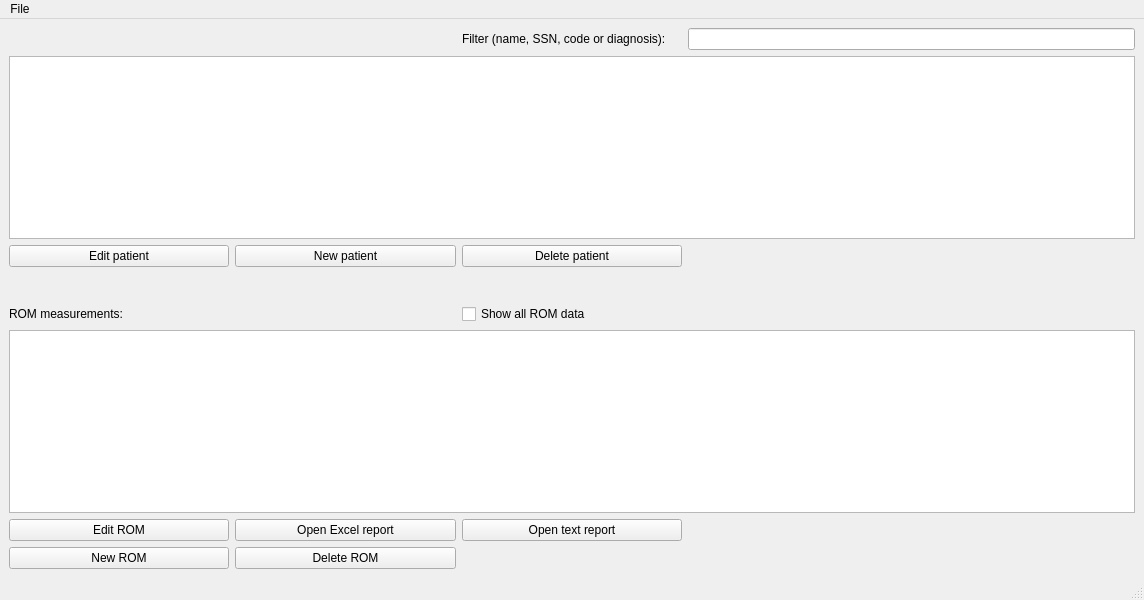
NCH-Motion-Laboratory/gaitbase, file gaitbase/patients.ui: the form before one commit.
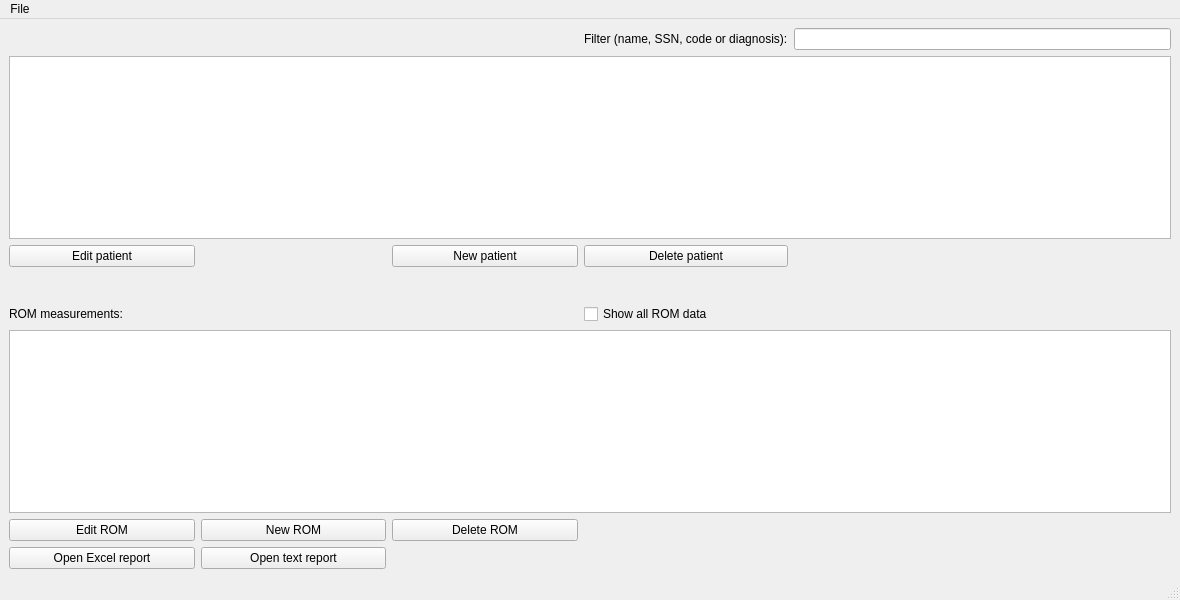
The form after the commit.

Commit message: error handling

The edit to the form file:
```diff
--- a/gaitbase/patients.ui
+++ b/gaitbase/patients.ui
@@ -6,7 +6,7 @@
    <rect>
     <x>0</x>
     <y>0</y>
-    <width>1144</width>
+    <width>1180</width>
     <height>600</height>
    </rect>
   </property>
@@ -17,6 +17,42 @@
    <layout class="QHBoxLayout" name="horizontalLayout">
     <item>
      <layout class="QGridLayout" name="gridLayout">
+      <item row="4" column="3">
+       <widget class="QCheckBox" name="cbShowAllROM">
+        <property name="text">
+         <string>Show all ROM data</string>
+        </property>
+       </widget>
+      </item>
+      <item row="0" column="4" colspan="2">
+       <widget class="QLineEdit" name="lineEdit">
+        <property name="sizePolicy">
+         <sizepolicy hsizetype="Preferred" vsizetype="Fixed">
+          <horstretch>0</horstretch>
+          <verstretch>0</verstretch>
+         </sizepolicy>
+        </property>
+       </widget>
+      </item>
+      <item row="5" column="0" colspan="6">
+       <widget class="QTableView" name="tvROM">
+        <property name="editTriggers">
+         <set>QAbstractItemView::NoEditTriggers</set>
+        </property>
+        <property name="selectionMode">
+         <enum>QAbstractItemView::SingleSelection</enum>
+        </property>
+        <property name="selectionBehavior">
+         <enum>QAbstractItemView::SelectRows</enum>
+        </property>
+        <property name="sortingEnabled">
+         <bool>true</bool>
+        </property>
+        <attribute name="verticalHeaderVisible">
+         <bool>false</bool>
+        </attribute>
+       </widget>
+      </item>
       <item row="6" column="0">
        <widget class="QPushButton" name="btnOpenROM">
         <property name="text">
@@ -24,14 +60,7 @@
         </property>
        </widget>
       </item>
-      <item row="7" column="1">
-       <widget class="QPushButton" name="btnDeleteROM">
-        <property name="text">
-         <string>Delete ROM</string>
-        </property>
-       </widget>
-      </item>
-      <item row="0" column="2">
+      <item row="0" column="3">
        <widget class="QLabel" name="label">
         <property name="sizePolicy">
          <sizepolicy hsizetype="Preferred" vsizetype="Preferred">
@@ -44,103 +73,13 @@
         </property>
        </widget>
       </item>
-      <item row="5" column="0" colspan="5">
-       <widget class="QTableView" name="tvROM">
-        <property name="editTriggers">
-         <set>QAbstractItemView::NoEditTriggers</set>
-        </property>
-        <property name="selectionMode">
-         <enum>QAbstractItemView::SingleSelection</enum>
-        </property>
-        <property name="selectionBehavior">
-         <enum>QAbstractItemView::SelectRows</enum>
-        </property>
-        <property name="sortingEnabled">
-         <bool>true</bool>
-        </property>
-        <attribute name="verticalHeaderVisible">
-         <bool>false</bool>
-        </attribute>
-       </widget>
-      </item>
-      <item row="6" column="1">
-       <widget class="QPushButton" name="btnOpenROMExcel">
-        <property name="text">
-         <string>Open Excel report</string>
-        </property>
-       </widget>
-      </item>
-      <item row="4" column="2">
-       <widget class="QCheckBox" name="cbShowAllROM">
-        <property name="text">
-         <string>Show all ROM data</string>
-        </property>
-       </widget>
-      </item>
-      <item row="4" column="0">
-       <widget class="QLabel" name="label_7">
-        <property name="text">
-         <string>ROM measurements:</string>
-        </property>
-       </widget>
-      </item>
-      <item row="2" column="0">
-       <widget class="QPushButton" name="btnEditPatient">
-        <property name="text">
-         <string>Edit patient</string>
-        </property>
-       </widget>
-      </item>
-      <item row="0" column="3" colspan="2">
-       <widget class="QLineEdit" name="lineEdit">
-        <property name="sizePolicy">
-         <sizepolicy hsizetype="Preferred" vsizetype="Fixed">
-          <horstretch>0</horstretch>
-          <verstretch>0</verstretch>
-         </sizepolicy>
-        </property>
-       </widget>
-      </item>
-      <item row="7" column="0">
-       <widget class="QPushButton" name="btnNewROM">
-        <property name="text">
-         <string>New ROM</string>
-        </property>
-       </widget>
-      </item>
-      <item row="1" column="0" colspan="5">
-       <widget class="QTableView" name="tvPatient">
-        <property name="editTriggers">
-         <set>QAbstractItemView::NoEditTriggers</set>
-        </property>
-        <property name="selectionMode">
-         <enum>QAbstractItemView::SingleSelection</enum>
-        </property>
-        <property name="selectionBehavior">
-         <enum>QAbstractItemView::SelectRows</enum>
-        </property>
-        <property name="sortingEnabled">
-         <bool>true</bool>
-        </property>
-        <attribute name="verticalHeaderVisible">
-         <bool>false</bool>
-        </attribute>
-       </widget>
-      </item>
-      <item row="2" column="2">
+      <item row="2" column="3">
        <widget class="QPushButton" name="btnDeletePatient">
         <property name="text">
          <string>Delete patient</string>
         </property>
        </widget>
       </item>
-      <item row="6" column="2">
-       <widget class="QPushButton" name="btnOpenROMText">
-        <property name="text">
-         <string>Open text report</string>
-        </property>
-       </widget>
-      </item>
       <item row="3" column="0">
        <spacer name="verticalSpacer">
         <property name="orientation">
@@ -154,13 +93,74 @@
         </property>
        </spacer>
       </item>
-      <item row="2" column="1">
+      <item row="2" column="0">
+       <widget class="QPushButton" name="btnEditPatient">
+        <property name="text">
+         <string>Edit patient</string>
+        </property>
+       </widget>
+      </item>
+      <item row="1" column="0" colspan="6">
+       <widget class="QTableView" name="tvPatient">
+        <property name="editTriggers">
+         <set>QAbstractItemView::NoEditTriggers</set>
+        </property>
+        <property name="selectionMode">
+         <enum>QAbstractItemView::SingleSelection</enum>
+        </property>
+        <property name="selectionBehavior">
+         <enum>QAbstractItemView::SelectRows</enum>
+        </property>
+        <property name="sortingEnabled">
+         <bool>true</bool>
+        </property>
+        <attribute name="verticalHeaderVisible">
+         <bool>false</bool>
+        </attribute>
+       </widget>
+      </item>
+      <item row="4" column="0">
+       <widget class="QLabel" name="label_7">
+        <property name="text">
+         <string>ROM measurements:</string>
+        </property>
+       </widget>
+      </item>
+      <item row="2" column="2">
        <widget class="QPushButton" name="btnNewPatient">
         <property name="text">
          <string>New patient</string>
         </property>
        </widget>
       </item>
+      <item row="6" column="1">
+       <widget class="QPushButton" name="btnNewROM">
+        <property name="text">
+         <string>New ROM</string>
+        </property>
+       </widget>
+      </item>
+      <item row="7" column="0">
+       <widget class="QPushButton" name="btnOpenROMExcel">
+        <property name="text">
+         <string>Open Excel report</string>
+        </property>
+       </widget>
+      </item>
+      <item row="6" column="2">
+       <widget class="QPushButton" name="btnDeleteROM">
+        <property name="text">
+         <string>Delete ROM</string>
+        </property>
+       </widget>
+      </item>
+      <item row="7" column="1">
+       <widget class="QPushButton" name="btnOpenROMText">
+        <property name="text">
+         <string>Open text report</string>
+        </property>
+       </widget>
+      </item>
      </layout>
     </item>
    </layout>
@@ -170,7 +170,7 @@
     <rect>
      <x>0</x>
      <y>0</y>
-     <width>1144</width>
+     <width>1180</width>
      <height>21</height>
     </rect>
    </property>
```
The commit also changes 1 other file.
